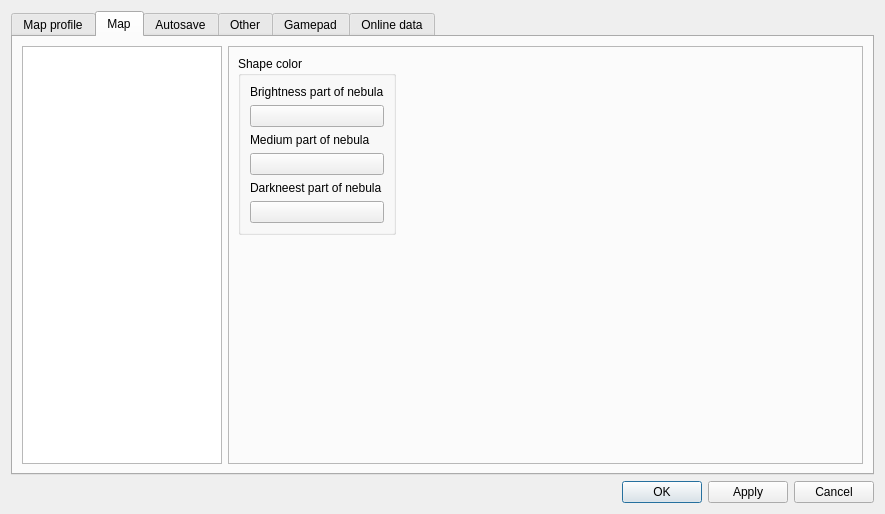
Qt form csetting.ui (PavelMr/skytechx) before a commit.
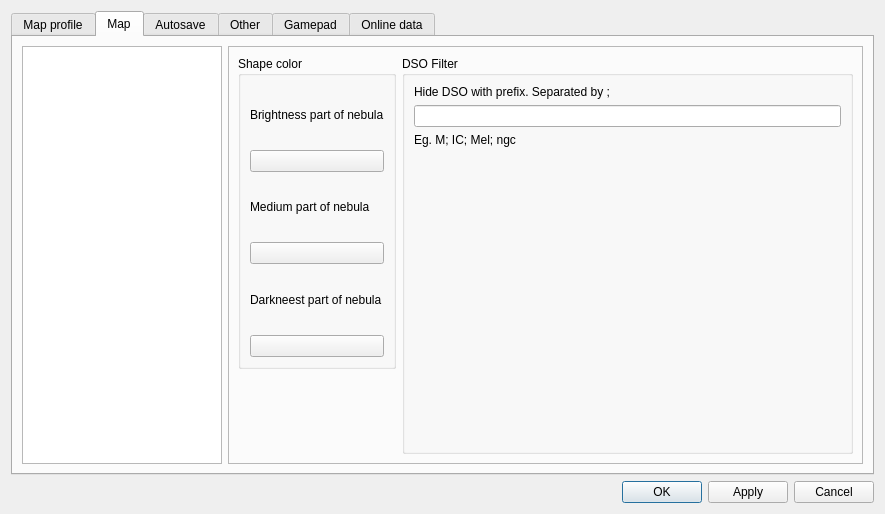
The same form after that commit. The open tabs and pages were chosen to show the change. Custom widgets are drawn as their Qt base class.

Commit message: DSO map filter

What changed in the file:
```diff
--- a/csetting.ui
+++ b/csetting.ui
@@ -1076,6 +1076,49 @@
                  </layout>
                 </widget>
                </item>
+               <item row="0" column="1">
+                <widget class="QGroupBox" name="groupBox_14">
+                 <property name="title">
+                  <string>DSO Filter</string>
+                 </property>
+                 <layout class="QVBoxLayout" name="verticalLayout_84">
+                  <item>
+                   <layout class="QVBoxLayout" name="verticalLayout_83">
+                    <item>
+                     <widget class="QLabel" name="label_106">
+                      <property name="text">
+                       <string>Hide DSO with prefix. Separated by ;</string>
+                      </property>
+                     </widget>
+                    </item>
+                    <item>
+                     <widget class="QLineEdit" name="le_dso_filter"/>
+                    </item>
+                    <item>
+                     <widget class="QLabel" name="label_105">
+                      <property name="text">
+                       <string>Eg. M; IC; Mel; ngc</string>
+                      </property>
+                     </widget>
+                    </item>
+                    <item>
+                     <spacer name="verticalSpacer_10">
+                      <property name="orientation">
+                       <enum>Qt::Vertical</enum>
+                      </property>
+                      <property name="sizeHint" stdset="0">
+                       <size>
+                        <width>20</width>
+                        <height>40</height>
+                       </size>
+                      </property>
+                     </spacer>
+                    </item>
+                   </layout>
+                  </item>
+                 </layout>
+                </widget>
+               </item>
               </layout>
              </item>
             </layout>
```
Left out of the diff: 2 changed lines with no effect on the pictures. The commit also changes 4 other files.
